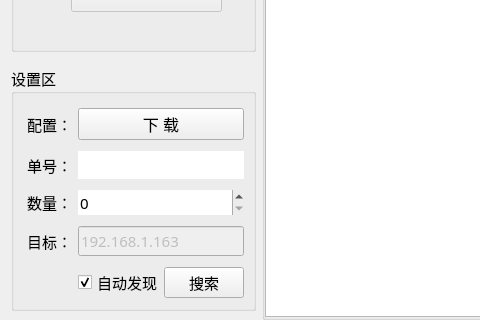
First picture: the form in mpro_fvt/home/home_workwid.ui, repository ChinaClever/MPro-Tools, before the edit; both pictures show x 0 to 480 and y 179 to 499 of the 1108 by 499 pixel window.
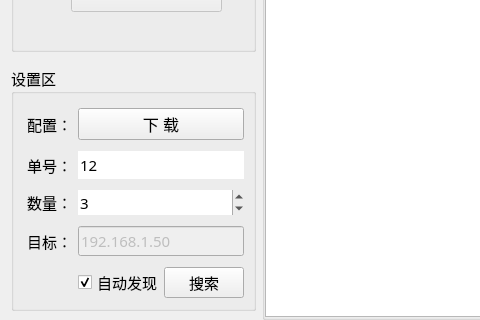
Second picture: the form after the edit.

```diff
--- a/mpro_fvt/home/home_workwid.ui
+++ b/mpro_fvt/home/home_workwid.ui
@@ -563,7 +563,7 @@
       <item row="1" column="1" colspan="2">
        <widget class="QLineEdit" name="userEdit">
         <property name="text">
-         <string/>
+         <string>12</string>
         </property>
         <property name="frame">
          <bool>false</bool>
@@ -628,7 +628,7 @@
          <enum>QAbstractSpinBox::DefaultStepType</enum>
         </property>
         <property name="value">
-         <number>0</number>
+         <number>3</number>
         </property>
        </widget>
       </item>
@@ -654,7 +654,7 @@
          <bool>false</bool>
         </property>
         <property name="text">
-         <string>192.168.1.163</string>
+         <string>192.168.1.50</string>
         </property>
        </widget>
       </item>
```
